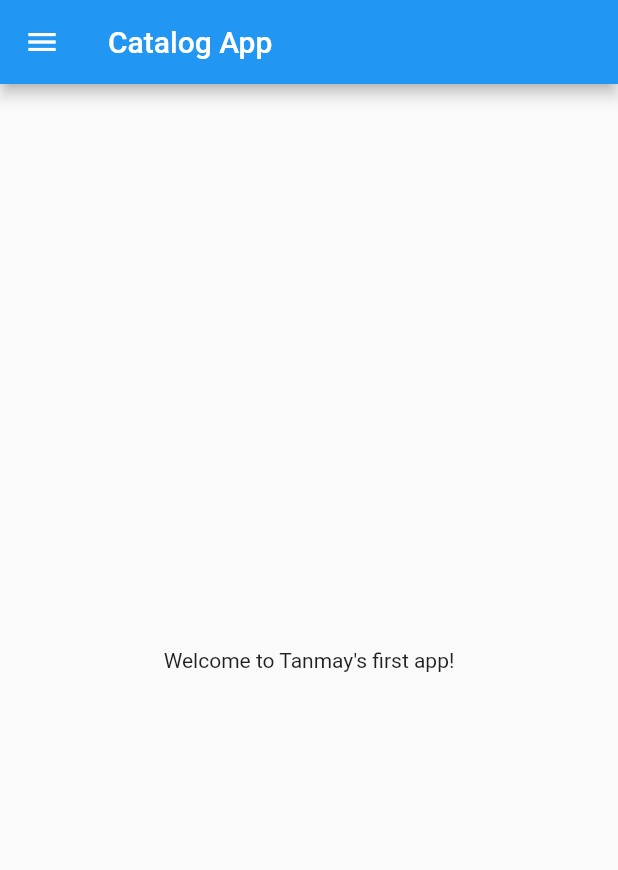
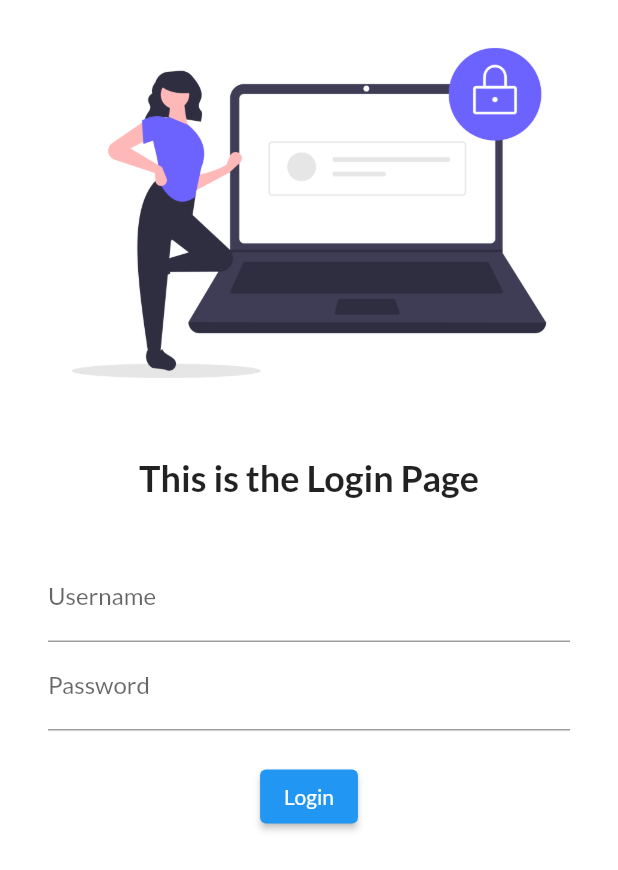
Before and after one commit to singaltanmay/flutter_catalog, a Flutter app: the screen it shows after launch, on a phone screen of 412 x 824 dp. Shown: the top 870 px of the screen. Run offline on Flutter 3.47's test engine with Material 2 defaults, Android fonts, the phone set to English and light mode, and no system bars; our stand-ins replace google_fonts.

Commit message:
Created login page

```diff
--- a/lib/main.dart
+++ b/lib/main.dart
@@ -1,5 +1,7 @@
 import 'package:flutter/material.dart';
-import 'package:flutter_catalog/home_page.dart';
+import 'package:flutter_catalog/pages/home_page.dart';
+import 'package:flutter_catalog/pages/login_page.dart';
+import 'package:google_fonts/google_fonts.dart';
 
 void main() {
   runApp(const MyApp());
@@ -10,6 +12,18 @@ class MyApp extends StatelessWidget {
 
   @override
   Widget build(BuildContext context) {
-    return const MaterialApp(home: HomePage());
+    return MaterialApp(
+      theme: ThemeData(fontFamily: GoogleFonts.lato().fontFamily),
+      themeMode: ThemeMode.light,
+      darkTheme: ThemeData(
+        fontFamily: GoogleFonts.lato().fontFamily,
+        brightness: Brightness.dark,
+      ),
+      initialRoute: '/login', //for development only
+      routes: {
+        '/': (context) => HomePage(),
+        '/login': (context) => LoginPage()
+      },
+    );
   }
 }
--- /dev/null
+++ b/lib/pages/login_page.dart
@@ -0,0 +1,49 @@
+import 'package:flutter/material.dart';
+
+class LoginPage extends StatelessWidget {
+  const LoginPage({Key? key}) : super(key: key);
+
+  @override
+  Widget build(BuildContext context) {
+    return Material(
+        color: Colors.white,
+        child: Column(
+          children: [
+            Image.asset('assets/images/login.png'),
+            const SizedBox(
+              height: 20, // Padding
+            ),
+            const Text(
+              "This is the Login Page",
+              style: TextStyle(
+                fontWeight: FontWeight.bold,
+                fontSize: 24,
+              ),
+            ),
+            const SizedBox(
+              height: 20, // Padding
+            ),
+            Padding(
+              padding: const EdgeInsets.symmetric(vertical: 16, horizontal: 32),
+              child: Column(
+                children: [
+                  TextFormField(
+                    decoration: const InputDecoration(
+                        hintText: "Enter your username", labelText: "Username"),
+                  ),
+                  TextFormField(
+                    obscureText: true,
+                    decoration: const InputDecoration(
+                        hintText: "Enter your password", labelText: "Password"),
+                  ),
+                  const SizedBox(
+                    height: 20, // Padding
+                  ),
+                  ElevatedButton(onPressed: () {}, child: const Text("Login"))
+                ],
+              ),
+            )
+          ],
+        ));
+  }
+}
--- a/pubspec.yaml
+++ b/pubspec.yaml
@@ -34,6 +34,7 @@ dependencies:
   # The following adds the Cupertino Icons font to your application.
   # Use with the CupertinoIcons class for iOS style icons.
   cupertino_icons: ^1.0.2
+  google_fonts: ^2.2.0
 
 dev_dependencies:
   flutter_test:
@@ -58,7 +59,9 @@ flutter:
   uses-material-design: true
 
   # To add assets to your application, add an assets section, like this:
-  # assets:
+
+  assets:
+    - assets/images/
   #   - images/a_dot_burr.jpeg
   #   - images/a_dot_ham.jpeg
 
```
Also changed, not shown: assets/images/login.png (added), lib/pages/home_page.dart (renamed from lib/home_page.dart), pubspec.lock, 3 other files.
